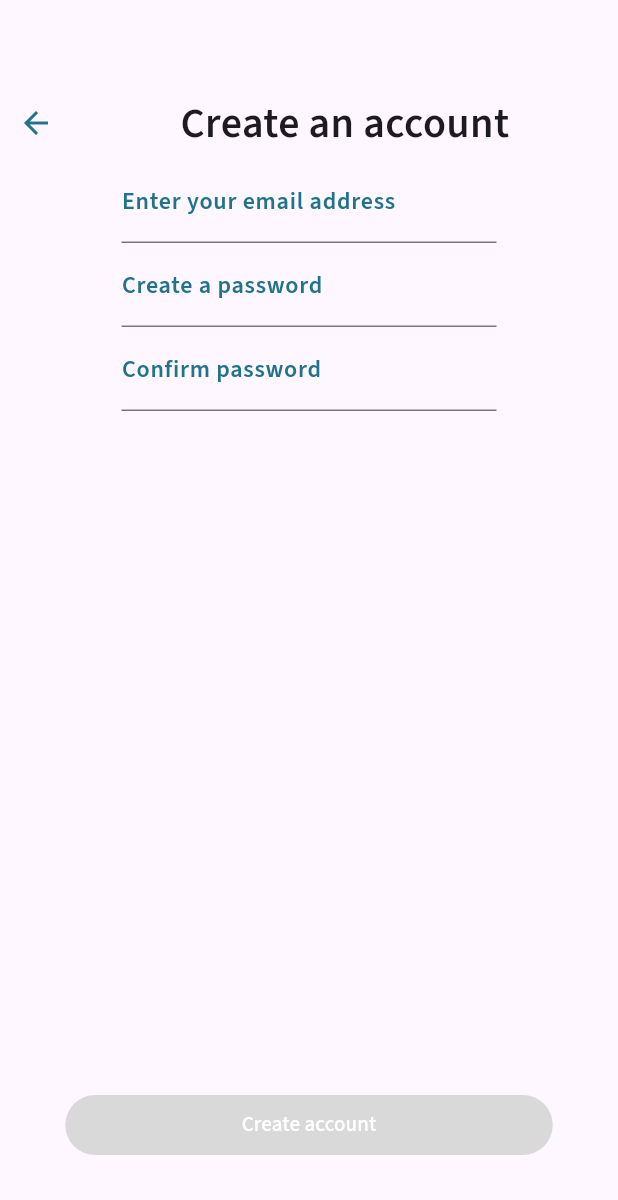
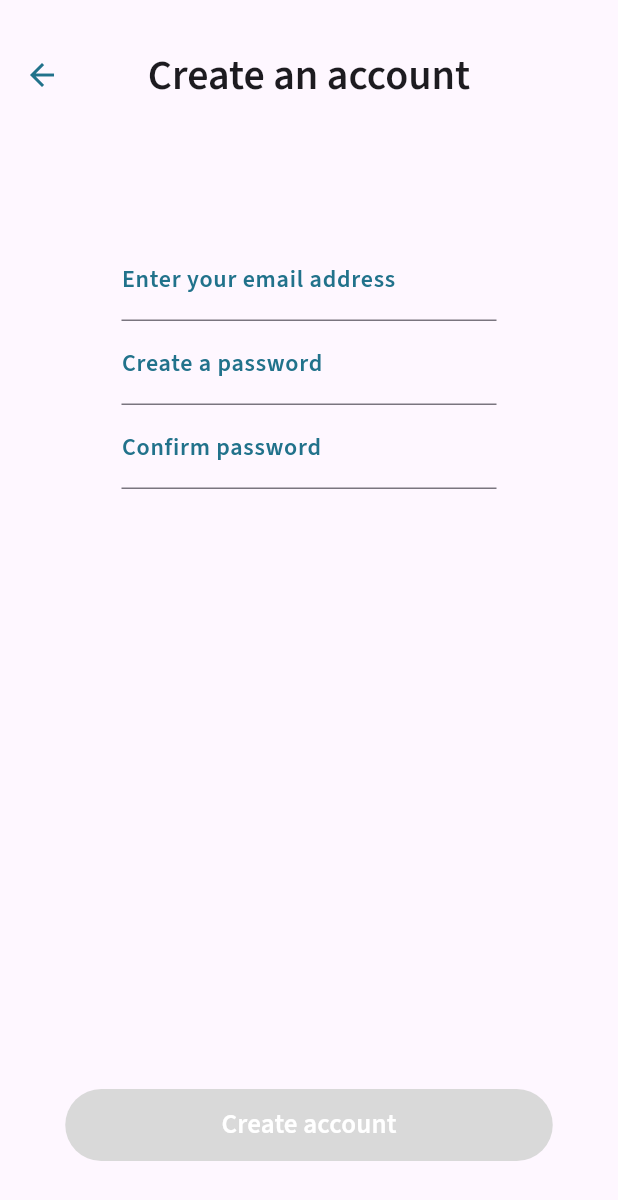
Before and after one commit to Boubakar3mc/ubee_mini, a Flutter app: the screen it shows after launch, on a phone screen of 412 x 824 dp. Shown: the top 1200 px of the screen. Run offline on Flutter 3.47's test engine with Material 3 defaults, Android fonts, the phone set to English and light mode, and no system bars; our stand-ins replace bloc, email_validator, equatable, firebase_auth, firebase_core, flutter_bloc and 1 more; accounts and stored records are empty; generated files the repository leaves out were written again.

Commit message:
Correction of CreateAccounView and Creation of SimpleAppBar

```diff
--- a/lib/core/components/page_title.dart
+++ /dev/null
@@ -1,31 +0,0 @@
-import 'package:flutter/material.dart';
-import 'package:ubee_mini/core/utils/colors_constants.dart';
-
-class PageTitle extends StatelessWidget {
-  final String title;
-  final Function onArrowPressed;
-
-  const PageTitle(this.title,{required this.onArrowPressed,super.key});
-
-  @override
-  Widget build(BuildContext context) {
-    return Row(
-      children: [
-        IconButton(
-            onPressed: () {onArrowPressed.call();},
-            icon: const Icon(Icons.arrow_back, color: themeBlueColor)),
-         Expanded(
-          child: Text(
-            title,
-            textAlign: TextAlign.center,
-            style: const TextStyle(
-                fontSize: 28,
-                fontStyle: FontStyle.normal,
-                fontWeight: FontWeight.w600,
-                height: 1.2),
-          ),
-        ),
-      ],
-    );
-  }
-}
--- /dev/null
+++ b/lib/core/components/simple_app_bar.dart
@@ -0,0 +1,22 @@
+import 'package:flutter/material.dart';
+import 'package:ubee_mini/core/utils/colors_constants.dart';
+
+AppBar simpleAppBar(String title,{Function? onArrowPressed}){
+  return AppBar(
+            leading: IconButton(
+                onPressed: () {
+                  if(onArrowPressed!=null) onArrowPressed.call();
+                },
+                icon: const Icon(Icons.arrow_back, color: themeBlueColor)),
+            title: Text(
+              title,
+              style:const TextStyle(
+                  fontSize: 28,
+                  fontStyle: FontStyle.normal,
+                  fontWeight: FontWeight.w600,
+                  height: 1.2),
+            ),
+            centerTitle: true,
+            toolbarHeight: 100,
+          );
+}
--- a/lib/core/utils/constants.dart
+++ b/lib/core/utils/constants.dart
@@ -1,5 +1,3 @@
 // - Au moins une lettre majuscule- Au moins une lettre minuscule - Au moins un chiffre - Au moins un caractère spéciaux (!@#\$&*~%) - Au moin 8 caractères
-import 'package:flutter/material.dart';
-
 final RegExp passwordValidationRegex = RegExp(r'^(?=.*?[A-Z])(?=.*?[a-z])(?=.*?[0-9])(?=.*?[!@#\$&*~%]).{8,}$');
 const textfieldCheckTime = 600;
--- a/lib/features/authentication/presentation/pages/create_account_view.dart
+++ b/lib/features/authentication/presentation/pages/create_account_view.dart
@@ -1,8 +1,8 @@
 import 'package:flutter/material.dart';
 import 'package:flutter_bloc/flutter_bloc.dart';
-import 'package:ubee_mini/core/components/page_title.dart';
+import 'package:ubee_mini/core/components/simple_app_bar.dart';
+import 'package:ubee_mini/core/utils/colors_constants.dart';
 import 'package:ubee_mini/core/utils/constants.dart';
-import 'package:ubee_mini/core/utils/colors_constants.dart';
 import 'package:ubee_mini/features/authentication/presentation/bloc/authentication_bloc.dart';
 import 'package:ubee_mini/features/authentication/presentation/widget/dark_button.dart';
 import 'package:ubee_mini/features/authentication/presentation/widget/red_error_message.dart';
@@ -12,7 +12,6 @@ import 'package:ubee_mini/core/route/route.dart' as route;
 import 'dart:async';
 
 class CreateAccountView extends StatefulWidget {
-
   const CreateAccountView({super.key});
 
   @override
@@ -34,6 +33,7 @@ class _CreateAccountViewState extends State<CreateAccountView> {
     return BlocProvider(
       create: (context) => injection.sl<AuthenticationBloc>(),
       child: Scaffold(
+          appBar: simpleAppBar('Create an account', onArrowPressed: () {}),
           body: BlocConsumer<AuthenticationBloc, AuthenticationState>(
             listener: (context, state) {
               if (state is AuthenticationUserSuccessfullyCreated) {
@@ -41,12 +41,12 @@ class _CreateAccountViewState extends State<CreateAccountView> {
               }
             },
             builder: (context, state) {
-          return Column(
+              return Center(
+                child: Column(
                   children: [
                     const SizedBox(
                       height: 58,
                     ),
-              PageTitle('Create an account', onArrowPressed: (){}),
                     Column(
                       children: [
                         InputTextField(
@@ -125,6 +125,7 @@ class _CreateAccountViewState extends State<CreateAccountView> {
                       const RedErrorMessage('Operation not allowed'),
                     },
                   ],
+                ),
               );
             },
           )),
--- a/lib/features/authentication/presentation/widget/dark_button.dart
+++ b/lib/features/authentication/presentation/widget/dark_button.dart
@@ -5,14 +5,16 @@ class DarkButton extends StatelessWidget{
   final String text;
   final Function? onPressed;
   final double width;
+  final double height;
 
-  const DarkButton(this.text,{required this.onPressed,this.width = 325, super.key});
+  const DarkButton(this.text,{required this.onPressed,this.width = 325, this.height = 48, super.key});
 
 
   @override
   Widget build(BuildContext context) {
     return SizedBox(
                 width: width,
+                height: height,
                 child: ElevatedButton(
                   onPressed:
                       onPressed==null?null:(){onPressed?.call();},
@@ -22,7 +24,7 @@ class DarkButton extends StatelessWidget{
                   ),
                   child: Text(
                     text,
-                    style: const TextStyle(color: themeLightColor),
+                    style: const TextStyle(color: themeLightColor,fontSize: 18,fontWeight: FontWeight.w600),
                   ),
                 ),
               );
```
Lines whose indentation alone changed are shown as unchanged.
